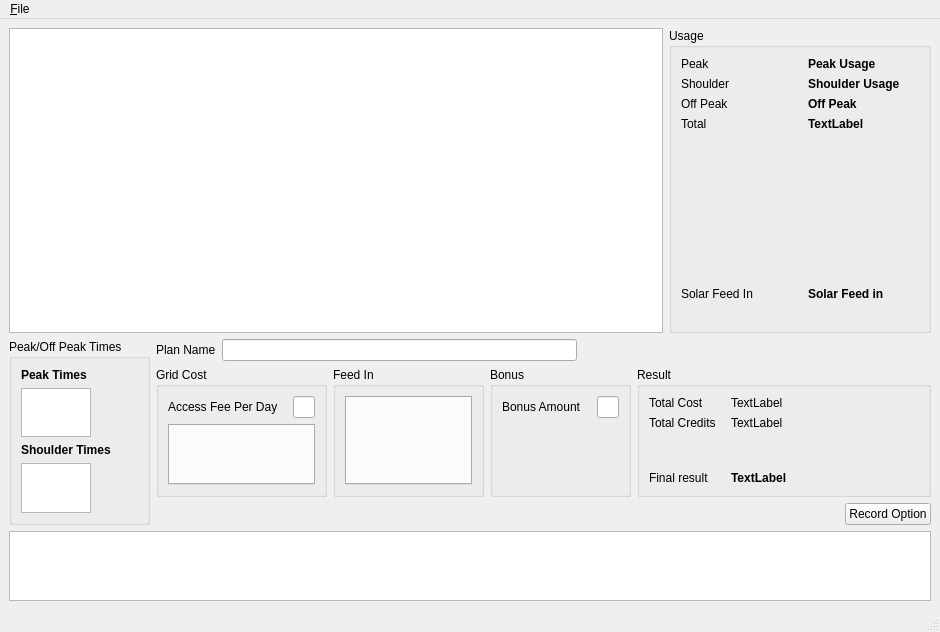
Old version of the form mainwindow.ui in the repository belzedaar/Electricity.
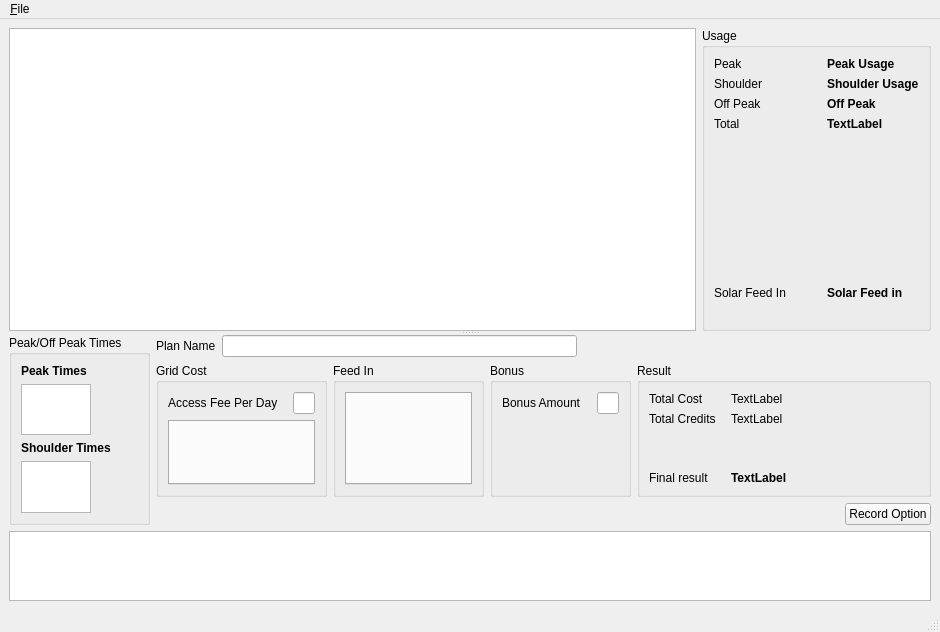
New version of the form. Custom widgets are drawn as their Qt base class.

```diff
--- a/mainwindow.ui
+++ b/mainwindow.ui
@@ -14,9 +14,14 @@
    <string>Electricity Calculator</string>
   </property>
   <widget class="QWidget" name="centralwidget">
-   <layout class="QVBoxLayout" name="verticalLayout_4">
+   <layout class="QVBoxLayout" name="verticalLayout_5">
     <item>
-     <layout class="QHBoxLayout" name="horizontalLayout_2" stretch="5,2">
+     <widget class="QSplitter" name="splitter">
+      <property name="orientation">
+       <enum>Qt::Vertical</enum>
+      </property>
+      <widget class="QWidget" name="">
+       <layout class="QHBoxLayout" name="horizontalLayout_2" stretch="6,2">
       <item>
        <widget class="QChartView" name="graphicsView"/>
       </item>
@@ -157,7 +162,9 @@
        </widget>
       </item>
      </layout>
-    </item>
+      </widget>
+      <widget class="QWidget" name="">
+       <layout class="QVBoxLayout" name="verticalLayout_4">
     <item>
      <layout class="QHBoxLayout" name="horizontalLayout_5">
       <item>
@@ -483,6 +490,10 @@
       <property name="sizeAdjustPolicy">
        <enum>QAbstractScrollArea::AdjustToContentsOnFirstShow</enum>
       </property>
+         </widget>
+        </item>
+       </layout>
+      </widget>
      </widget>
     </item>
    </layout>
```
Lines whose indentation alone changed are shown as unchanged.
